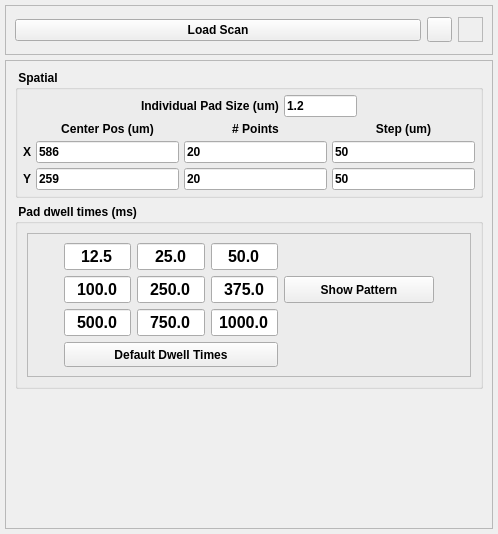
This is cls/applications/pyStxm/scan_plugins/pattern_gen_scan.ui in RussBerg/pyStxm3 as Qt 5 draws it before an edit. The edited form follows.
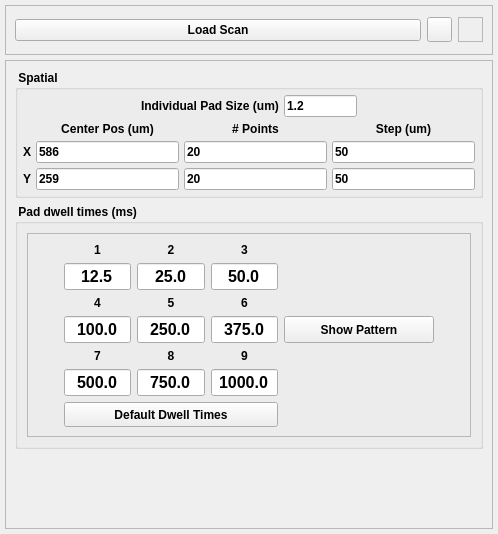
This is the edited form. Icons and pictures are not drawn.

```diff
--- a/cls/applications/pyStxm/scan_plugins/pattern_gen_scan.ui
+++ b/cls/applications/pyStxm/scan_plugins/pattern_gen_scan.ui
@@ -383,7 +383,7 @@
             <enum>QFrame::Raised</enum>
            </property>
            <layout class="QGridLayout" name="gridLayout">
-            <item row="2" column="1">
+            <item row="5" column="1">
              <widget class="QLineEdit" name="padFld_7">
               <property name="minimumSize">
                <size>
@@ -410,7 +410,7 @@
               </property>
              </widget>
             </item>
-            <item row="1" column="0">
+            <item row="3" column="0">
              <spacer name="horizontalSpacer">
               <property name="orientation">
                <enum>Qt::Horizontal</enum>
@@ -423,7 +423,7 @@
               </property>
              </spacer>
             </item>
-            <item row="2" column="3">
+            <item row="5" column="3">
              <widget class="QLineEdit" name="padFld_9">
               <property name="minimumSize">
                <size>
@@ -450,7 +450,7 @@
               </property>
              </widget>
             </item>
-            <item row="2" column="2">
+            <item row="5" column="2">
              <widget class="QLineEdit" name="padFld_8">
               <property name="minimumSize">
                <size>
@@ -477,7 +477,7 @@
               </property>
              </widget>
             </item>
-            <item row="0" column="2">
+            <item row="1" column="2">
              <widget class="QLineEdit" name="padFld_2">
               <property name="minimumSize">
                <size>
@@ -504,7 +504,7 @@
               </property>
              </widget>
             </item>
-            <item row="1" column="4">
+            <item row="3" column="4">
              <widget class="QPushButton" name="showPatternBtn">
               <property name="minimumSize">
                <size>
@@ -520,7 +520,7 @@
               </property>
              </widget>
             </item>
-            <item row="1" column="2">
+            <item row="3" column="2">
              <widget class="QLineEdit" name="padFld_5">
               <property name="minimumSize">
                <size>
@@ -547,7 +547,7 @@
               </property>
              </widget>
             </item>
-            <item row="0" column="1">
+            <item row="1" column="1">
              <widget class="QLineEdit" name="padFld_1">
               <property name="minimumSize">
                <size>
@@ -577,7 +577,7 @@
               </property>
              </widget>
             </item>
-            <item row="1" column="1">
+            <item row="3" column="1">
              <widget class="QLineEdit" name="padFld_4">
               <property name="minimumSize">
                <size>
@@ -604,7 +604,7 @@
               </property>
              </widget>
             </item>
-            <item row="0" column="3">
+            <item row="1" column="3">
              <widget class="QLineEdit" name="padFld_3">
               <property name="minimumSize">
                <size>
@@ -631,7 +631,7 @@
               </property>
              </widget>
             </item>
-            <item row="1" column="3">
+            <item row="3" column="3">
              <widget class="QLineEdit" name="padFld_6">
               <property name="minimumSize">
                <size>
@@ -658,7 +658,7 @@
               </property>
              </widget>
             </item>
-            <item row="3" column="1" colspan="3">
+            <item row="6" column="1" colspan="3">
              <widget class="QPushButton" name="defaultBtn">
               <property name="minimumSize">
                <size>
@@ -674,7 +674,7 @@
               </property>
              </widget>
             </item>
-            <item row="1" column="5">
+            <item row="3" column="5">
              <spacer name="horizontalSpacer_2">
               <property name="orientation">
                <enum>Qt::Horizontal</enum>
@@ -687,6 +687,96 @@
               </property>
              </spacer>
             </item>
+            <item row="0" column="1">
+             <widget class="QLabel" name="label_2">
+              <property name="text">
+               <string>1</string>
+              </property>
+              <property name="alignment">
+               <set>Qt::AlignCenter</set>
+              </property>
+             </widget>
+            </item>
+            <item row="0" column="2">
+             <widget class="QLabel" name="label_3">
+              <property name="text">
+               <string>2</string>
+              </property>
+              <property name="alignment">
+               <set>Qt::AlignCenter</set>
+              </property>
+             </widget>
+            </item>
+            <item row="0" column="3">
+             <widget class="QLabel" name="label_4">
+              <property name="text">
+               <string>3</string>
+              </property>
+              <property name="alignment">
+               <set>Qt::AlignCenter</set>
+              </property>
+             </widget>
+            </item>
+            <item row="2" column="1">
+             <widget class="QLabel" name="label_5">
+              <property name="text">
+               <string>4</string>
+              </property>
+              <property name="alignment">
+               <set>Qt::AlignCenter</set>
+              </property>
+             </widget>
+            </item>
+            <item row="2" column="2">
+             <widget class="QLabel" name="label_6">
+              <property name="text">
+               <string>5</string>
+              </property>
+              <property name="alignment">
+               <set>Qt::AlignCenter</set>
+              </property>
+             </widget>
+            </item>
+            <item row="2" column="3">
+             <widget class="QLabel" name="label_7">
+              <property name="text">
+               <string>6</string>
+              </property>
+              <property name="alignment">
+               <set>Qt::AlignCenter</set>
+              </property>
+             </widget>
+            </item>
+            <item row="4" column="1">
+             <widget class="QLabel" name="label_8">
+              <property name="text">
+               <string>7</string>
+              </property>
+              <property name="alignment">
+               <set>Qt::AlignCenter</set>
+              </property>
+             </widget>
+            </item>
+            <item row="4" column="2">
+             <widget class="QLabel" name="label_10">
+              <property name="text">
+               <string>8</string>
+              </property>
+              <property name="alignment">
+               <set>Qt::AlignCenter</set>
+              </property>
+             </widget>
+            </item>
+            <item row="4" column="3">
+             <widget class="QLabel" name="label_15">
+              <property name="text">
+               <string>9</string>
+              </property>
+              <property name="alignment">
+               <set>Qt::AlignCenter</set>
+              </property>
+             </widget>
+            </item>
            </layout>
           </widget>
          </item>
```
Left out of the diff: 22 changed lines with no effect on the pictures.
